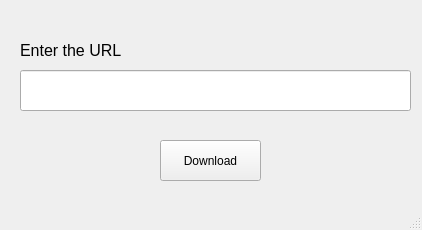
Above: downloaderUI.ui from samir2901/YTube-Downloader before the change. Below: the same form after it.
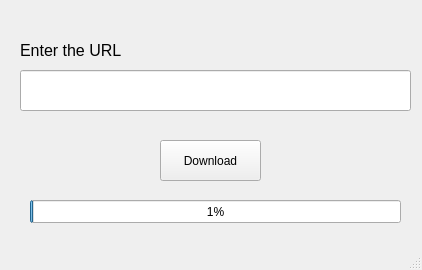
That is the form after the change. Icons and pictures are not drawn.

```diff
--- a/downloaderUI.ui
+++ b/downloaderUI.ui
@@ -7,13 +7,13 @@
     <x>0</x>
     <y>0</y>
     <width>422</width>
-    <height>230</height>
+    <height>270</height>
    </rect>
   </property>
   <property name="maximumSize">
    <size>
     <width>422</width>
-    <height>230</height>
+    <height>270</height>
    </size>
   </property>
   <property name="windowTitle">
@@ -71,6 +71,25 @@
      <string>Download</string>
     </property>
    </widget>
+   <widget class="QProgressBar" name="progressBar">
+    <property name="geometry">
+     <rect>
+      <x>30</x>
+      <y>200</y>
+      <width>371</width>
+      <height>23</height>
+     </rect>
+    </property>
+    <property name="value">
+     <number>1</number>
+    </property>
+    <property name="alignment">
+     <set>Qt::AlignCenter</set>
+    </property>
+    <property name="textVisible">
+     <bool>true</bool>
+    </property>
+   </widget>
   </widget>
   <widget class="QMenuBar" name="menubar">
    <property name="geometry">
```
Left out of the diff: 3 changed lines with no effect on the pictures.
